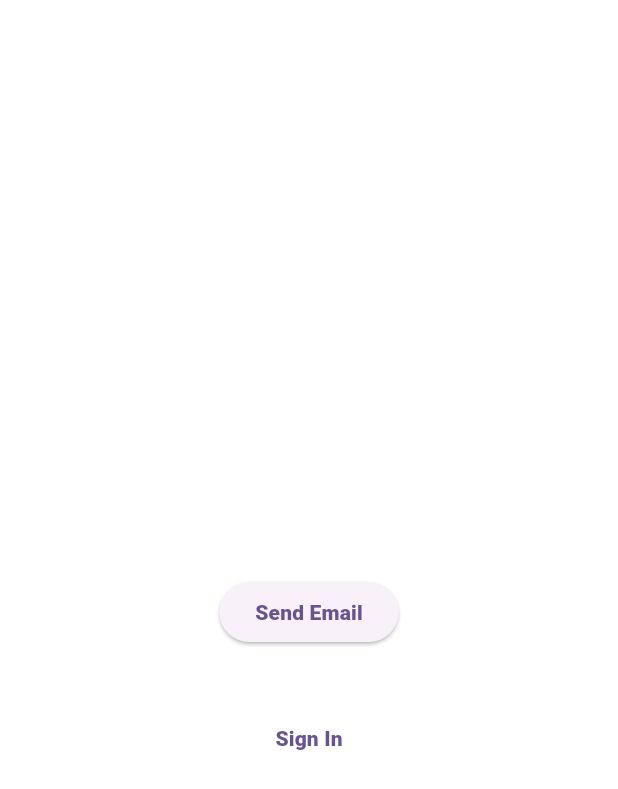
After one commit to Ayush0316/ngo-app, a Flutter app: the screen it shows after launch, after a tap on "Forgot Password", on a phone screen of 412 x 824 dp. The commit adds this screen. Shown: the top 789 px of the screen. Run offline on Flutter 3.47's test engine with Material 2 defaults, Android fonts, the phone set to English and light mode, and no system bars; drawn by our look-alikes of flutter_form_builder; our stand-ins replace carousel_slider, cloud_firestore, firebase_auth, firebase_core, form_builder_validators, getwidget and 1 more; missing offline and left inert: adaptive_layout, autocomplete_textfield, form_builder_phone_field, sliding_switch; accounts and stored records are empty.

Commit message:
forgot password set.

```diff
--- /dev/null
+++ b/ngo_app/lib/screens/authenticate/forgetPassword.dart
@@ -0,0 +1,93 @@
+import 'package:flutter/material.dart';
+import 'package:flutter_form_builder/flutter_form_builder.dart';
+import 'package:form_builder_validators/form_builder_validators.dart';
+import 'package:ngo_app/screens/authenticate/authenticate.dart';
+import 'package:ngo_app/services/auth.dart';
+
+class ForgotPassword extends StatefulWidget {
+  const ForgotPassword({super.key});
+
+  @override
+  State<ForgotPassword> createState() => _ForgotPasswordState();
+}
+
+class _ForgotPasswordState extends State<ForgotPassword> {
+  String status = " ";
+  final _formKey = GlobalKey<FormBuilderState>();
+  final AuthService _auth = AuthService();
+
+  @override
+  Widget build(BuildContext context) {
+    return SafeArea(
+        child: Scaffold(
+      backgroundColor: Colors.white70,
+      resizeToAvoidBottomInset: false,
+      body: SafeArea(
+          child: Container(
+        child: FormBuilder(
+            key: _formKey,
+            child: Column(
+              crossAxisAlignment: CrossAxisAlignment.center,
+              mainAxisAlignment: MainAxisAlignment.center,
+              children: [
+                Flexible(child: Container(), flex: 0),
+                FormBuilderTextField(
+                  name: "email",
+                  style: TextStyle(color: Colors.white),
+                  keyboardType: TextInputType.emailAddress,
+                  validator: FormBuilderValidators.compose([
+                    FormBuilderValidators.required(),
+                    FormBuilderValidators.email(),
+                  ]),
+                  decoration: InputDecoration(
+                    labelText: 'Email',
+                    icon: Icon(
+                      Icons.mail,
+                      color: Colors.white,
+                    ),
+                    errorStyle: TextStyle(color: Colors.white),
+                    labelStyle: TextStyle(color: Colors.white),
+                    hintStyle: TextStyle(color: Colors.white),
+                    focusedBorder: UnderlineInputBorder(
+                      borderSide: BorderSide(color: Colors.white),
+                    ),
+                    enabledBorder: UnderlineInputBorder(
+                      borderSide: BorderSide(color: Colors.white),
+                    ),
+                    errorBorder: UnderlineInputBorder(
+                      borderSide: BorderSide(color: Colors.white),
+                    ),
+                  ),
+                ),
+                SizedBox(height: 20),
+                ElevatedButton(
+                  child: Text('Send Email'),
+                  onPressed: () async {
+                    _formKey.currentState?.save();
+                    if (_formKey.currentState!.validate()) {
+                      final formData = _formKey.currentState?.value;
+                      await _auth.resetPassword(formData!["email"]);
+                      setState(() {
+                        status = "Email resent to reset password!!";
+                      });
+                    }
+                  },
+                ),
+                Padding(
+                  padding: const EdgeInsets.all(8.0),
+                  child:
+                      Text(status, style: const TextStyle(color: Colors.green)),
+                ),
+                TextButton(
+                  child: Text('Sign In'),
+                  onPressed: () {
+                    Navigator.of(context).push(MaterialPageRoute(
+                        builder: (context) => Authenticate()));
+                  },
+                )
+              ],
+            )),
+      )),
+    ));
+  }
+}
--- a/ngo_app/lib/screens/authenticate/login_screen.dart
+++ b/ngo_app/lib/screens/authenticate/login_screen.dart
@@ -2,6 +2,7 @@ import 'package:flutter/material.dart';
 import 'package:flutter_form_builder/flutter_form_builder.dart';
 import 'package:form_builder_validators/form_builder_validators.dart';
 import 'package:ngo_app/services/auth.dart';
+import "package:ngo_app/screens/authenticate/forgetPassword.dart";
 import 'package:adaptive_layout/adaptive_layout.dart';
 
 class LoginScreen extends StatefulWidget {
@@ -124,6 +125,11 @@ class _LoginScreenState extends State<LoginScreen> {
                     Align(
                       alignment: Alignment.centerLeft,
                       child: Container(
+                        child: TextButton(
+                            onPressed: () {
+                              Navigator.of(context).push(MaterialPageRoute(
+                                  builder: (context) => ForgotPassword()));
+                            },
                             child: Text(
                               'Forgot Password',
                               style: TextStyle(
@@ -134,7 +140,7 @@ class _LoginScreenState extends State<LoginScreen> {
                                 color: Color(0xFF0800F0),
                               ),
                               textAlign: TextAlign.left,
-                        ),
+                            )),
                       ),
                     ),
                     const SizedBox(
--- a/ngo_app/lib/services/auth.dart
+++ b/ngo_app/lib/services/auth.dart
@@ -80,11 +80,21 @@ class AuthService {
   // change password
   Future changePassword(String new_pass) async {
     try {
-      User user = await FirebaseAuth.instance.currentUser!;
+      User user = _auth.currentUser!;
       await user.updatePassword(new_pass);
     } catch (e) {
       debugPrint(e.toString());
       return null;
     }
   }
+
+  // reset password
+  Future resetPassword(String email) async {
+    try {
+      await _auth.sendPasswordResetEmail(email: email);
+    } catch (e) {
+      debugPrint(e.toString());
+      return null;
+    }
+  }
 }
```
Lines whose indentation alone changed are shown as unchanged.
